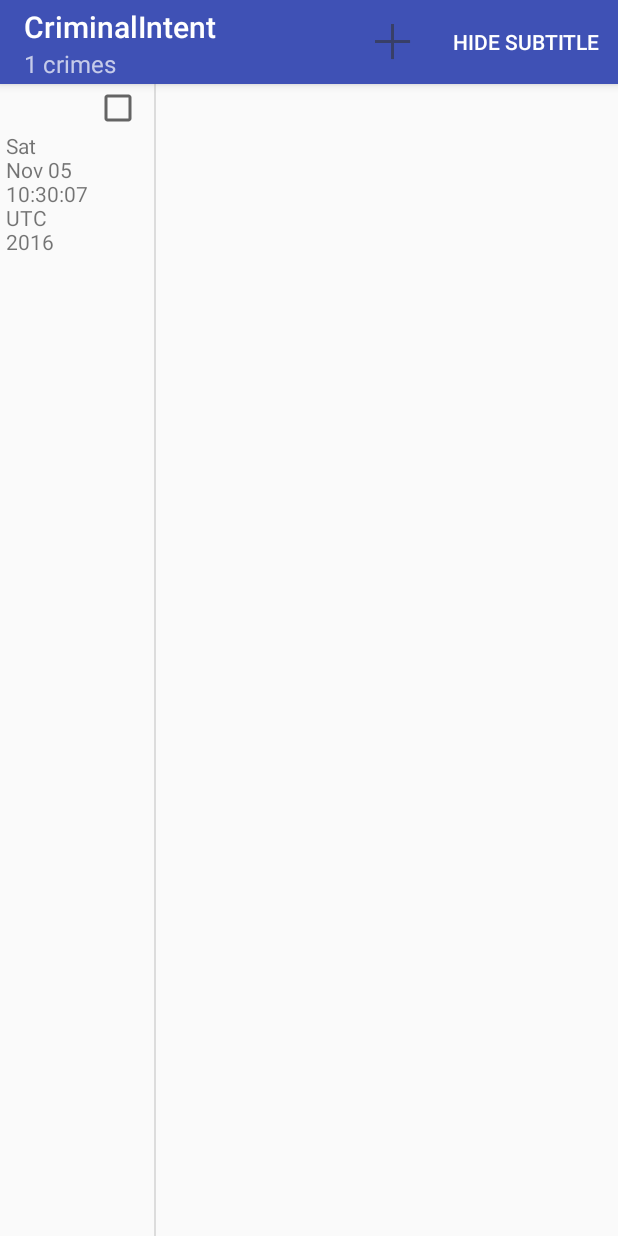
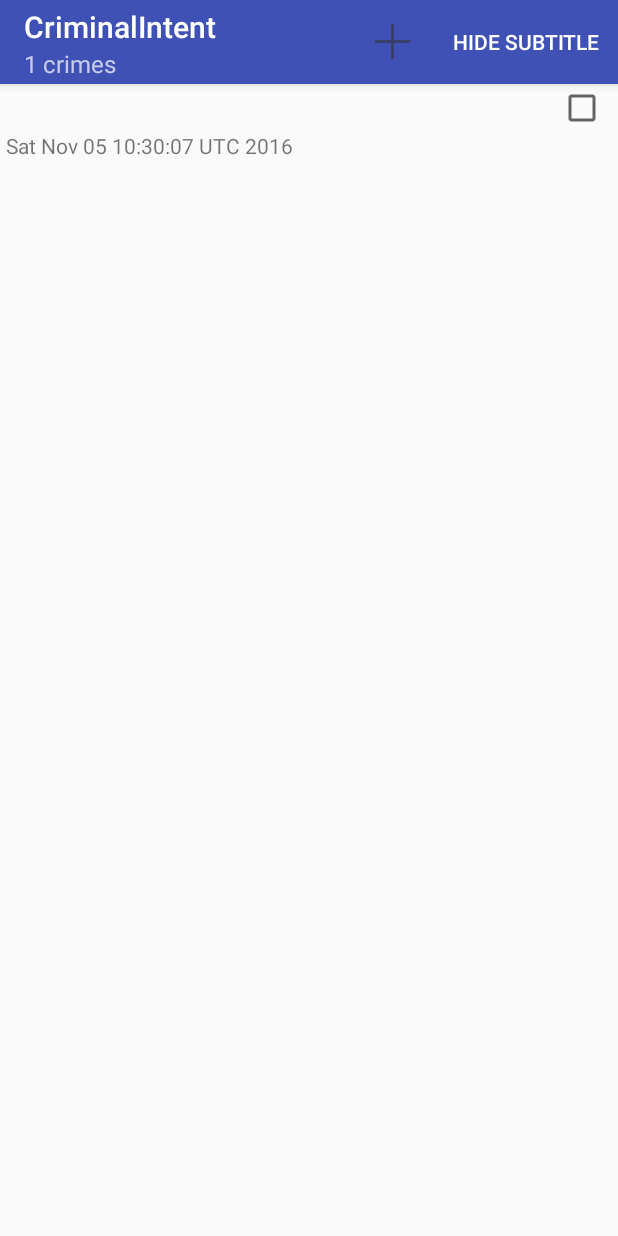
Before and after one commit to bard-cmsc374/hw03-adding-another-dialog-ma8642, an Android app: the screen it shows after launch (CrimeListActivity), after a tap on "SHOW SUBTITLE", on a phone screen of 412 x 824 dp. Run offline under Robolectric (Android 15) with nearby library versions, the phone set to English and light mode, and no system bars; 1 other tap on this screen came first.

Commit message:
Implemented up to p. 313.  Code now recognizes what type of device you are using, and displays normal for phone and two pane for tablet.

```diff
--- a/app/src/main/java/com/bignerdranch/android/criminalintent/CrimeListActivity.java
+++ b/app/src/main/java/com/bignerdranch/android/criminalintent/CrimeListActivity.java
@@ -13,6 +13,7 @@ public class CrimeListActivity extends SingleFragmentActivity {
 
     @Override
     protected int getLayoutResId() {
-        return R.layout.activity_twopane;
+        //return R.layout.activity_twopane;
+        return R.layout.activity_masterdetail;  //using resource ID in place of R.layout.activity_fragment
     }
 }
--- /dev/null
+++ b/app/src/main/res/values-sw600dp/refs.xml
@@ -0,0 +1,4 @@
+<?xml version="1.0" encoding="utf-8"?>
+<resources>
+    <item name="activity_masterdetail" type="layout">@layout/activity_twopane</item>
+</resources>
--- /dev/null
+++ b/app/src/main/res/values/refs.xml
@@ -0,0 +1,4 @@
+<?xml version="1.0" encoding="utf-8"?>
+<resources>
+    <item name="activity_masterdetail" type="layout">@layout/activity_fragment</item>
+</resources>
```
